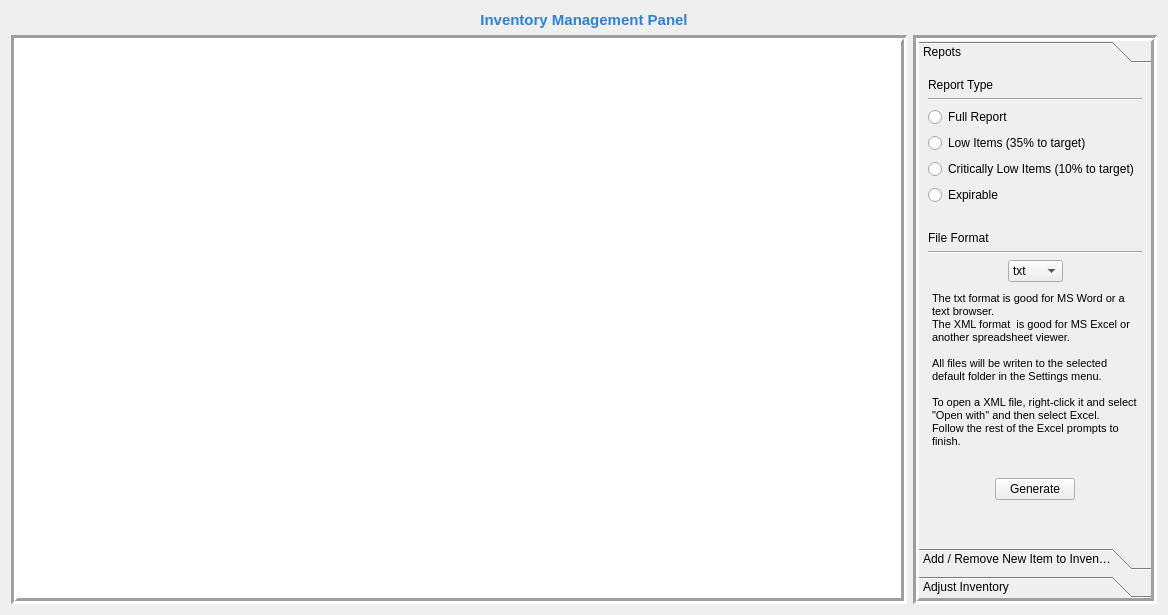
Before: the Qt Designer form src/reportsView.ui in rbaker26/BigBlueBox, drawn with Qt 5.
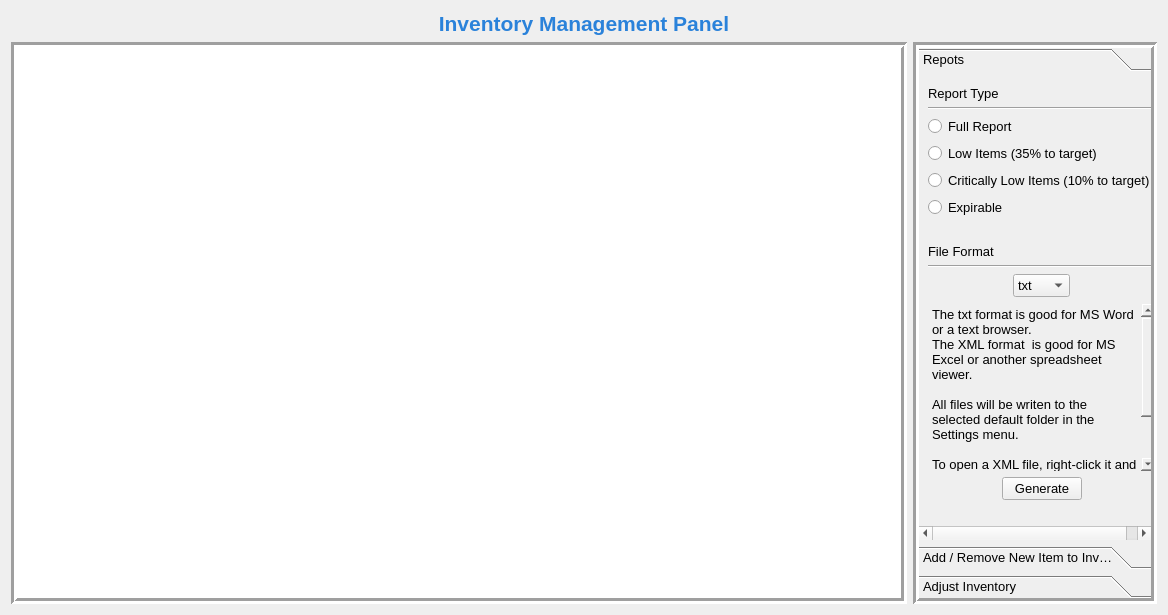
After: the same form once the commit is applied.

```diff
--- a/src/reportsView.ui
+++ b/src/reportsView.ui
@@ -16,6 +16,15 @@
     <verstretch>0</verstretch>
    </sizepolicy>
   </property>
+  <property name="font">
+   <font>
+    <family>Segoe UI</family>
+    <pointsize>10</pointsize>
+    <weight>50</weight>
+    <italic>false</italic>
+    <bold>false</bold>
+   </font>
+  </property>
   <property name="windowTitle">
    <string>Form</string>
   </property>
@@ -33,7 +42,7 @@
        <property name="font">
         <font>
          <family>Segoe UI</family>
-         <pointsize>10</pointsize>
+         <pointsize>18</pointsize>
          <weight>50</weight>
          <italic>false</italic>
          <bold>false</bold>
@@ -49,7 +58,7 @@
         <enum>QFrame::NoFrame</enum>
        </property>
        <property name="text">
-        <string>&lt;html&gt;&lt;head/&gt;&lt;body&gt;&lt;p align=&quot;center&quot;&gt;&lt;span style=&quot; font-size:11pt; font-weight:600; color:#2a82da;&quot;&gt;Inventory Management Panel&lt;/span&gt;&lt;/p&gt;&lt;/body&gt;&lt;/html&gt;</string>
+        <string>&lt;html&gt;&lt;head/&gt;&lt;body&gt;&lt;p align=&quot;center&quot;&gt;&lt;span style=&quot; font-size:16pt; font-weight:600; color:#2a82da;&quot;&gt;Inventory Management Panel&lt;/span&gt;&lt;/p&gt;&lt;/body&gt;&lt;/html&gt;</string>
        </property>
        <property name="textFormat">
         <enum>Qt::RichText</enum>
@@ -75,12 +84,15 @@
          <property name="font">
           <font>
            <family>Segoe UI</family>
-           <pointsize>8</pointsize>
+           <pointsize>10</pointsize>
            <weight>50</weight>
            <italic>false</italic>
            <bold>false</bold>
           </font>
          </property>
+         <property name="styleSheet">
+          <string notr="true">font: 10pt &quot;Segoe UI&quot;</string>
+         </property>
          <property name="frameShape">
           <enum>QFrame::Box</enum>
          </property>
@@ -109,6 +121,15 @@
            <verstretch>0</verstretch>
           </sizepolicy>
          </property>
+         <property name="font">
+          <font>
+           <family>Segoe UI</family>
+           <pointsize>10</pointsize>
+           <weight>50</weight>
+           <italic>false</italic>
+           <bold>false</bold>
+          </font>
+         </property>
          <property name="frameShape">
           <enum>QFrame::Box</enum>
          </property>
@@ -123,8 +144,8 @@
            <rect>
             <x>0</x>
             <y>0</y>
-            <width>232</width>
-            <height>474</height>
+            <width>245</width>
+            <height>435</height>
            </rect>
           </property>
           <attribute name="label">
@@ -149,6 +170,18 @@
              </item>
              <item>
               <widget class="QRadioButton" name="radioButton_FullR">
+               <property name="font">
+                <font>
+                 <family>Segoe UI</family>
+                 <pointsize>10</pointsize>
+                 <weight>50</weight>
+                 <italic>false</italic>
+                 <bold>false</bold>
+                </font>
+               </property>
+               <property name="styleSheet">
+                <string notr="true">font: 10pt &quot;Segoe UI&quot;</string>
+               </property>
                <property name="text">
                 <string>Full Report</string>
                </property>
@@ -156,6 +189,9 @@
              </item>
              <item>
               <widget class="QRadioButton" name="radioButton_LowR">
+               <property name="styleSheet">
+                <string notr="true">font: 10pt &quot;Segoe UI&quot;</string>
+               </property>
                <property name="text">
                 <string>Low Items (35% to target)</string>
                </property>
@@ -163,6 +199,9 @@
              </item>
              <item>
               <widget class="QRadioButton" name="radioButton_CLowR">
+               <property name="styleSheet">
+                <string notr="true">font: 10pt &quot;Segoe UI&quot;</string>
+               </property>
                <property name="text">
                 <string>Critically Low Items (10% to target)</string>
                </property>
@@ -170,6 +209,9 @@
              </item>
              <item>
               <widget class="QRadioButton" name="radioButton_ExpR">
+               <property name="styleSheet">
+                <string notr="true">font: 10pt &quot;Segoe UI&quot;</string>
+               </property>
                <property name="text">
                 <string>Expirable</string>
                </property>
@@ -190,6 +232,9 @@
              </item>
              <item>
               <widget class="QLabel" name="label_9">
+               <property name="styleSheet">
+                <string notr="true">font: 10pt &quot;Segoe UI&quot;</string>
+               </property>
                <property name="text">
                 <string>File Format</string>
                </property>
@@ -219,6 +264,9 @@
                </item>
                <item>
                 <widget class="QComboBox" name="comboBox_fileFormat">
+                 <property name="styleSheet">
+                  <string notr="true">font: 10pt &quot;Segoe UI&quot;</string>
+                 </property>
                  <item>
                   <property name="text">
                    <string>txt</string>
@@ -273,7 +321,7 @@
                 <string>&lt;!DOCTYPE HTML PUBLIC &quot;-//W3C//DTD HTML 4.0//EN&quot; &quot;http://www.w3.org/TR/REC-html40/strict.dtd&quot;&gt;
 &lt;html&gt;&lt;head&gt;&lt;meta name=&quot;qrichtext&quot; content=&quot;1&quot; /&gt;&lt;style type=&quot;text/css&quot;&gt;
 p, li { white-space: pre-wrap; }
-&lt;/style&gt;&lt;/head&gt;&lt;body style=&quot; font-family:'Segoe UI'; font-size:8pt; font-weight:400; font-style:normal;&quot;&gt;
+&lt;/style&gt;&lt;/head&gt;&lt;body style=&quot; font-family:'Segoe UI'; font-size:10pt; font-weight:400; font-style:normal;&quot;&gt;
 &lt;p style=&quot; margin-top:0px; margin-bottom:0px; margin-left:0px; margin-right:0px; -qt-block-indent:0; text-indent:0px;&quot;&gt;The txt format is good for MS Word or a text browser.&lt;/p&gt;
 &lt;p style=&quot; margin-top:0px; margin-bottom:0px; margin-left:0px; margin-right:0px; -qt-block-indent:0; text-indent:0px;&quot;&gt;The XML format  is good for MS Excel or another spreadsheet viewer.&lt;/p&gt;
 &lt;p style=&quot;-qt-paragraph-type:empty; margin-top:0px; margin-bottom:0px; margin-left:0px; margin-right:0px; -qt-block-indent:0; text-indent:0px;&quot;&gt;&lt;br /&gt;&lt;/p&gt;
@@ -301,6 +349,9 @@
                </item>
                <item>
                 <widget class="QPushButton" name="pushButton_makeReport">
+                 <property name="styleSheet">
+                  <string notr="true">font: 10pt &quot;Segoe UI&quot;</string>
+                 </property>
                  <property name="text">
                   <string>Generate</string>
                  </property>
```
Left out of the diff: 14 changed lines with no effect on the pictures.
